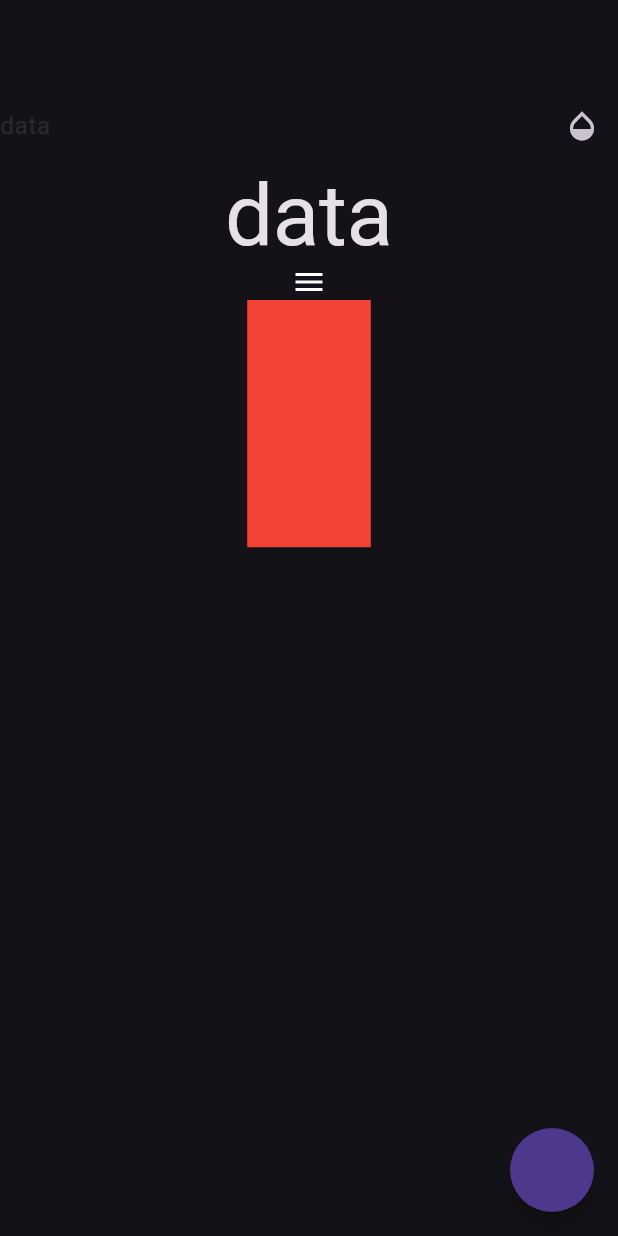
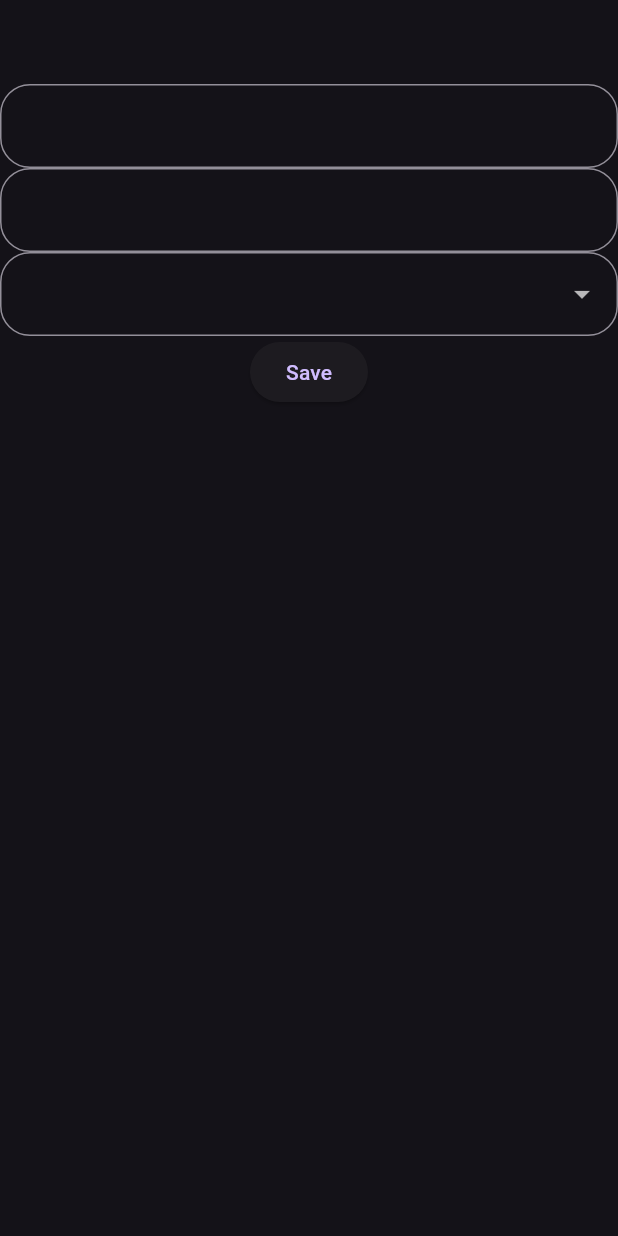
Before and after one commit to SertacN/flutter_learn, a Flutter app: the screen it shows after launch, on a phone screen of 412 x 824 dp. Run offline on Flutter 3.47's test engine with Material 3 defaults, Android fonts, the phone set to English and light mode, and no system bars; our stand-ins replace dio, flutter_spinkit.

Commit message:
form validate learn

```diff
--- /dev/null
+++ b/flutter_learn/lib/200/form_learn_view.dart
@@ -0,0 +1,57 @@
+import 'package:flutter/material.dart';
+
+class FormLearnView extends StatefulWidget {
+  const FormLearnView({super.key});
+
+  @override
+  State<FormLearnView> createState() => _FormLearnViewState();
+}
+
+class _FormLearnViewState extends State<FormLearnView> {
+  final GlobalKey<FormState> _key = GlobalKey();
+
+  @override
+  Widget build(BuildContext context) {
+    return Scaffold(
+      appBar: AppBar(),
+      body: Form(
+        onChanged: () {},
+        autovalidateMode: AutovalidateMode.onUserInteraction,
+        key: _key,
+        child: Column(
+          children: [
+            TextFormField(
+              validator: (value) {
+                return (value?.isNotEmpty ?? false) ? null : 'boş geçilemez';
+              },
+            ),
+            TextFormField(validator: FormFieldValidator().validateForm),
+            DropdownButtonFormField<String>(
+              validator: FormFieldValidator().validateForm,
+              items: const [
+                DropdownMenuItem(value: 'a', child: Text('data')),
+                DropdownMenuItem(value: 'b', child: Text('data2')),
+                DropdownMenuItem(value: 'c', child: Text('data3')),
+              ],
+              onChanged: (value) {},
+            ),
+            ElevatedButton(
+                onPressed: () {
+                  if (_key.currentState?.validate() ?? false) {
+                    // ignore: avoid_print
+                    print('okey');
+                  }
+                },
+                child: const Text('Save'))
+          ],
+        ),
+      ),
+    );
+  }
+}
+
+class FormFieldValidator {
+  String? validateForm(String? value) {
+    return (value?.isNotEmpty ?? false) ? null : 'boş geçilemez';
+  }
+}
--- a/flutter_learn/lib/main.dart
+++ b/flutter_learn/lib/main.dart
@@ -1,6 +1,6 @@
 import 'package:flutter/material.dart';
 import 'package:flutter/services.dart';
-import 'package:flutter_learn/200/animated_learn_view.dart';
+import 'package:flutter_learn/200/form_learn_view.dart';
 
 void main() {
   runApp(const MyApp());
@@ -50,6 +50,6 @@ class MyApp extends StatelessWidget {
               elevation: 0,
               systemOverlayStyle: SystemUiOverlayStyle.light,
             )),
-        home: const AnimatedLearnView());
+        home: const FormLearnView());
   }
 }
```
Also changed, not shown: 2 other files.
